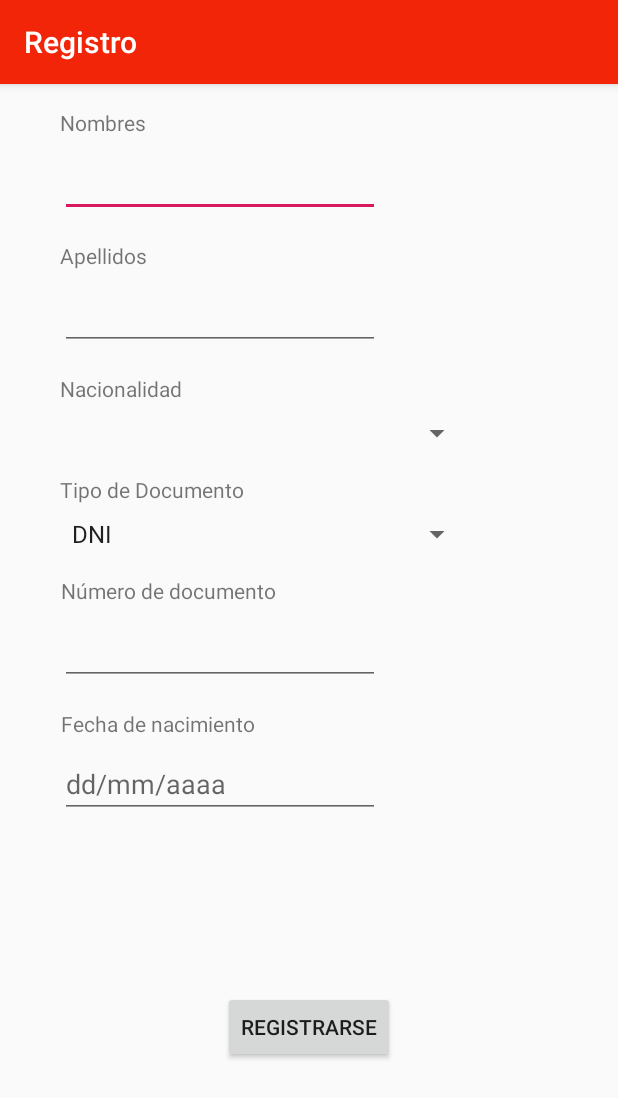
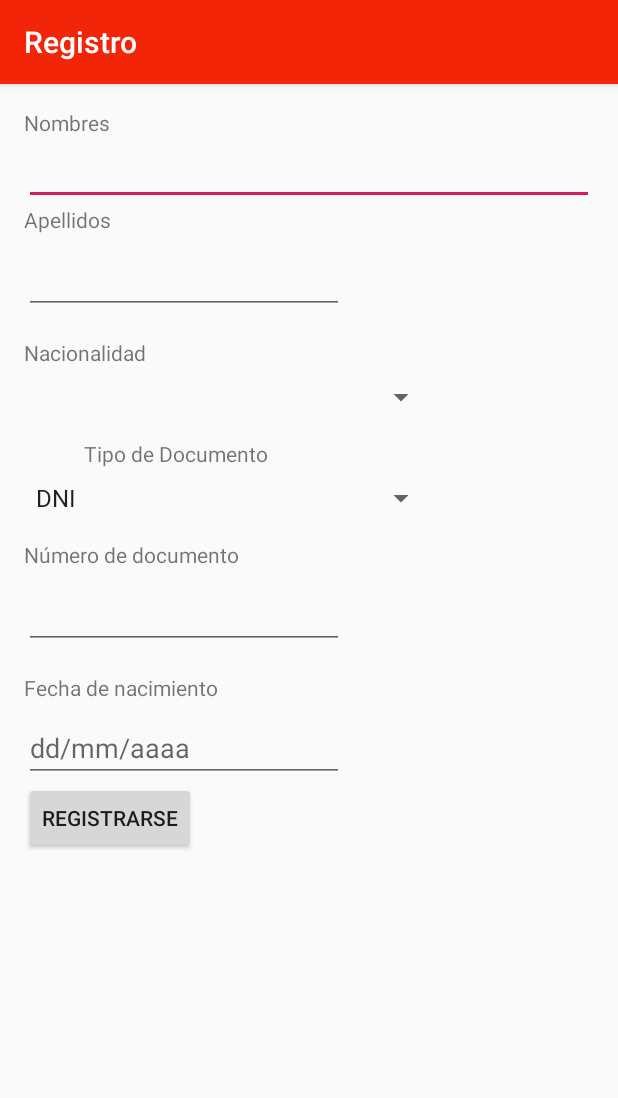
Before and after one commit to JesusCanalesCibertec/ProyectoCOVID, an Android app: the screen it shows after launch (RegistrarActivity), on a phone screen of 412 x 824 dp. Shown: the top 1098 px of the screen. Run offline under Robolectric (Android 15) with nearby library versions, the phone set to English and light mode, and no system bars.

Commit message:
Commit pendiente

```diff
--- /dev/null
+++ b/AppCovid/app/src/main/java/com/example/aplicacion/Interface/Api.java
@@ -0,0 +1,14 @@
+package com.example.aplicacion.Interface;
+
+import com.example.aplicacion.Entitiy.Pais;
+
+import java.util.List;
+
+import retrofit2.Call;
+import retrofit2.http.GET;
+
+public interface Api {
+
+    @GET("list")
+    Call<List<Pais>> getPais();
+}
--- a/AppCovid/app/src/main/java/com/example/aplicacion/ui/registrar/RegistrarActivity.java
+++ b/AppCovid/app/src/main/java/com/example/aplicacion/ui/registrar/RegistrarActivity.java
@@ -15,6 +15,7 @@ import android.widget.EditText;
 import android.widget.Spinner;
 
 import com.example.aplicacion.Entitiy.Pais;
+import com.example.aplicacion.Interface.Api;
 import com.example.aplicacion.MainActivity;
 import com.example.aplicacion.R;
 import com.example.aplicacion.controlador.PaisDAO;
@@ -100,7 +101,7 @@ public class RegistrarActivity extends AppCompatActivity {
 
     public void cargarPais(){
         try{
-            ServicioTaskListPais servicio=new ServicioTaskListPais(this,"https://my-json-server.typicode.com/typicode/demo/posts/");
+            ServicioTaskListPais servicio=new ServicioTaskListPais(this,"http://10.0.2.2:8081/SpringConcurso/libro/list");
             servicio.execute();
             String c=servicio.get();
             ArrayList<Pais> data= PaisDAO.listaPaises(c);
@@ -109,20 +110,52 @@ public class RegistrarActivity extends AppCompatActivity {
         }
         catch (Exception e){
             e.printStackTrace();
-        }
+        }/*
+        Retrofit retrofit = new Retrofit.Builder()
+                            .baseUrl("http://localhost:8081/SpringConcurso/libro/")
+                            .addConverterFactory(GsonConverterFactory.create()).build();
+
+        Api api = retrofit.create(Api.class);
+        Call<List<Pais>> call = api.getPais();
+        call.enqueue(new Callback<List<Pais>>() {
+            @Override
+            public void onResponse(Call<List<Pais>> call, Response<List<Pais>> response) {
+                if(!response.isSuccessful()){
+                    //response.code();
+                    List<String> data = new ArrayList<String>();
+                    List<Pais> paisList = response.body();
+                    for(Pais pais: paisList){
+                        data.add(pais.getTitle());
+                    }
+                    ArrayAdapter<String> adapter=new ArrayAdapter<String>(getBaseContext(),android.R.layout.simple_list_item_1,data);
+                    adapter.setDropDownViewResource(android.R.layout.simple_spinner_dropdown_item);
+                    spnNac.setAdapter(adapter);
+
+
+                }
+            }
+
+            @Override
+            public void onFailure(Call<List<Pais>> call, Throwable t) {
+                    //t.getMessage();
+            }
+        });*/
+
     }
 
 
     public void registrar(){
         try{
             Pais pais = new Pais();
+            int idpais = 0;
             //Nacionalidad nac= new Nacionalidad();
 
-            pais.setId(4);
+            /*idpais = 6;
+            pais.setId(idpais);*/
             pais.setTitle(txtNombre.getText().toString());
             //nac= (Nacionalidad) spNacion.getItemAtPosition(spNacion.getSelectedItemPosition());
             //per.setCodigoNac(nac.getIdnacionalidad());
-            ServicioTaskSaveTest servicio= new ServicioTaskSaveTest(this,"https://my-json-server.typicode.com/typicode/demo/posts",pais);
+            ServicioTaskSaveTest servicio= new ServicioTaskSaveTest(this,"http://localhost:8081/SpringConcurso/libro/save/",pais);
             servicio.execute();
 
         }catch (Exception e){
--- a/AppCovid/app/src/main/res/layout/activity_registrar.xml
+++ b/AppCovid/app/src/main/res/layout/activity_registrar.xml
@@ -1,132 +1,147 @@
 <?xml version="1.0" encoding="utf-8"?>
-<androidx.constraintlayout.widget.ConstraintLayout xmlns:android="http://schemas.android.com/apk/res/android"
+<LinearLayout xmlns:android="http://schemas.android.com/apk/res/android"
     xmlns:app="http://schemas.android.com/apk/res-auto"
     xmlns:tools="http://schemas.android.com/tools"
     android:layout_width="match_parent"
     android:layout_height="match_parent"
+    android:orientation="vertical"
+    android:padding="16dp"
     tools:context=".ui.registrar.RegistrarActivity">
+
+    <LinearLayout
+        android:layout_width="match_parent"
+        android:layout_height="wrap_content"
+        android:orientation="vertical">
+
+        <TableRow
+            android:layout_width="match_parent"
+            android:layout_height="match_parent">
 
             <TextView
             android:id="@+id/lbNombre"
             android:layout_width="wrap_content"
             android:layout_height="wrap_content"
-        android:layout_marginTop="16dp"
-        android:text="Nombres"
-        app:layout_constraintEnd_toEndOf="parent"
-        app:layout_constraintHorizontal_bias="0.113"
-        app:layout_constraintStart_toStartOf="parent"
-        app:layout_constraintTop_toTopOf="parent" />
+            android:text="Nombres" />
+        </TableRow>
 
+        <TableRow
+            android:layout_width="match_parent"
+            android:layout_height="match_parent">
             <EditText
                 android:id="@+id/txtNombre"
-        android:layout_width="wrap_content"
+                android:layout_width="match_parent"
                 android:layout_height="wrap_content"
-        android:layout_marginTop="8dp"
                 android:ems="10"
-        android:inputType="textPersonName"
-        app:layout_constraintEnd_toEndOf="parent"
-        app:layout_constraintHorizontal_bias="0.202"
-        app:layout_constraintStart_toStartOf="parent"
-        app:layout_constraintTop_toBottomOf="@+id/lbNombre" />
+                android:inputType="textPersonName" />
+        </TableRow>
 
+        <TableRow
+            android:layout_width="match_parent"
+            android:layout_height="match_parent">
             <TextView
                 android:id="@+id/lbApellido"
                 android:layout_width="wrap_content"
                 android:layout_height="wrap_content"
-        android:layout_marginTop="16dp"
-        android:text="Apellidos"
-        app:layout_constraintEnd_toEndOf="parent"
-        app:layout_constraintHorizontal_bias="0.113"
-        app:layout_constraintStart_toStartOf="parent"
-        app:layout_constraintTop_toBottomOf="@+id/txtNombre" />
+                android:text="Apellidos" />
+        </TableRow>
 
+        <TableRow
+            android:layout_width="match_parent"
+            android:layout_height="match_parent">
             <EditText
                 android:id="@+id/txtApellido"
                 android:layout_width="wrap_content"
                 android:layout_height="wrap_content"
                 android:layout_marginTop="8dp"
                 android:ems="10"
-        android:inputType="textPersonName"
-        app:layout_constraintEnd_toEndOf="parent"
-        app:layout_constraintHorizontal_bias="0.202"
-        app:layout_constraintStart_toStartOf="parent"
-        app:layout_constraintTop_toBottomOf="@+id/lbApellido" />
+                android:inputType="textPersonName" />
+        </TableRow>
+
+        <TableRow
+            android:layout_width="match_parent"
+            android:layout_height="match_parent">
 
             <TextView
                 android:id="@+id/lbNacionalidad"
                 android:layout_width="wrap_content"
                 android:layout_height="wrap_content"
                 android:layout_marginTop="16dp"
-        android:text="Nacionalidad"
-        app:layout_constraintEnd_toEndOf="parent"
-        app:layout_constraintHorizontal_bias="0.121"
-        app:layout_constraintStart_toStartOf="parent"
-        app:layout_constraintTop_toBottomOf="@+id/txtApellido" />
+                android:text="Nacionalidad"/>
+        </TableRow>
+
+        <TableRow
+            android:layout_width="match_parent"
+            android:layout_height="match_parent">
 
             <Spinner
                 android:id="@+id/spnNacionalidad"
                 android:layout_width="275dp"
                 android:layout_height="wrap_content"
-        android:layout_marginTop="8dp"
-        app:layout_constraintEnd_toEndOf="parent"
-        app:layout_constraintHorizontal_bias="0.294"
-        app:layout_constraintStart_toStartOf="parent"
-        app:layout_constraintTop_toBottomOf="@+id/lbNacionalidad" />
+                android:layout_marginTop="8dp"/>
+        </TableRow>
 
+        <TableRow
+            android:layout_width="match_parent"
+            android:layout_height="match_parent">
             <TextView
                 android:id="@+id/lbDocumento"
                 android:layout_width="wrap_content"
                 android:layout_height="wrap_content"
                 android:layout_marginStart="40dp"
                 android:layout_marginTop="16dp"
-        android:text="Tipo de Documento"
-        app:layout_constraintStart_toStartOf="parent"
-        app:layout_constraintTop_toBottomOf="@+id/spnNacionalidad" />
+                android:text="Tipo de Documento"/>
+        </TableRow>
+
+        <TableRow
+            android:layout_width="match_parent"
+            android:layout_height="match_parent">
 
             <Spinner
                 android:id="@+id/spnDocumento"
                 android:layout_width="275dp"
                 android:layout_height="wrap_content"
                 android:layout_marginTop="8dp"
-        android:entries="@array/carga_spin_doc"
-        app:layout_constraintEnd_toEndOf="parent"
-        app:layout_constraintHorizontal_bias="0.294"
-        app:layout_constraintStart_toStartOf="parent"
-        app:layout_constraintTop_toBottomOf="@+id/lbDocumento" />
+                android:entries="@array/carga_spin_doc" />
+        </TableRow>
 
+        <TableRow
+            android:layout_width="match_parent"
+            android:layout_height="match_parent">
             <TextView
                 android:id="@+id/lbNumDoc"
                 android:layout_width="wrap_content"
                 android:layout_height="wrap_content"
                 android:layout_marginTop="16dp"
-        android:text="Número de documento"
-        app:layout_constraintEnd_toEndOf="parent"
-        app:layout_constraintHorizontal_bias="0.151"
-        app:layout_constraintStart_toStartOf="parent"
-        app:layout_constraintTop_toBottomOf="@+id/spnDocumento" />
+                android:text="Número de documento" />
+        </TableRow>
 
+        <TableRow
+            android:layout_width="match_parent"
+            android:layout_height="match_parent">
             <EditText
                 android:id="@+id/txtNumDoc"
                 android:layout_width="wrap_content"
                 android:layout_height="wrap_content"
                 android:layout_marginTop="8dp"
                 android:ems="10"
-        android:inputType="textPersonName"
-        app:layout_constraintEnd_toEndOf="parent"
-        app:layout_constraintHorizontal_bias="0.202"
-        app:layout_constraintStart_toStartOf="parent"
-        app:layout_constraintTop_toBottomOf="@+id/lbNumDoc" />
+                android:inputType="textPersonName"/>
+        </TableRow>
+
+        <TableRow
+            android:layout_width="match_parent"
+            android:layout_height="match_parent">
 
             <TextView
                 android:id="@+id/lbFechaNac"
                 android:layout_width="wrap_content"
                 android:layout_height="wrap_content"
                 android:layout_marginTop="16dp"
-        android:text="Fecha de nacimiento"
-        app:layout_constraintEnd_toEndOf="parent"
-        app:layout_constraintHorizontal_bias="0.143"
-        app:layout_constraintStart_toStartOf="parent"
-        app:layout_constraintTop_toBottomOf="@+id/txtNumDoc" />
+                android:text="Fecha de nacimiento"/>
+        </TableRow>
+
+        <TableRow
+            android:layout_width="match_parent"
+            android:layout_height="match_parent">
 
             <EditText
                 android:id="@+id/txtFecNac"
@@ -136,20 +151,18 @@
                 android:ems="10"
                 android:hint="dd/mm/aaaa"
                 android:focusable="false"
-        android:inputType="textPersonName"
-        app:layout_constraintEnd_toEndOf="parent"
-        app:layout_constraintHorizontal_bias="0.202"
-        app:layout_constraintStart_toStartOf="parent"
-        app:layout_constraintTop_toBottomOf="@+id/lbFechaNac" />
+                android:inputType="textPersonName" />
+        </TableRow>
 
+        <TableRow
+            android:layout_width="match_parent"
+            android:layout_height="match_parent">
             <Button
                 android:id="@+id/btnRegistrar"
                 android:layout_width="wrap_content"
                 android:layout_height="wrap_content"
-        android:text="Registrarse"
-        app:layout_constraintBottom_toBottomOf="parent"
-        app:layout_constraintEnd_toEndOf="parent"
-        app:layout_constraintStart_toStartOf="parent"
-        app:layout_constraintTop_toBottomOf="@+id/txtFecNac" />
+                android:text="Registrarse"/>
+        </TableRow>
 
-</androidx.constraintlayout.widget.ConstraintLayout>
+    </LinearLayout>
+</LinearLayout>
```
Also changed, not shown: 13 other files. Lines whose indentation alone changed are shown as unchanged.
